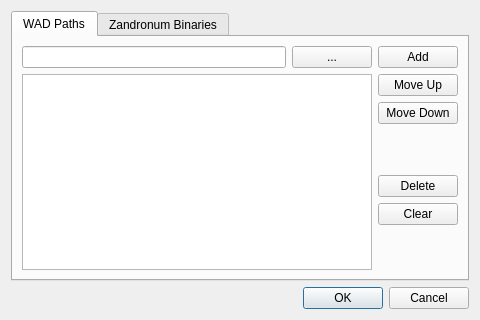
Before: the Qt Designer form src/ui/configbox.ui in crimsondusk/zcinema, drawn with Qt 5.
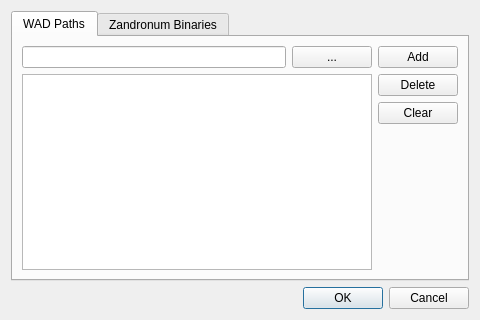
After: the same form once the commit is applied.

```diff
--- a/src/ui/configbox.ui
+++ b/src/ui/configbox.ui
@@ -59,34 +59,7 @@
          <item row="2" column="2">
           <layout class="QVBoxLayout" name="verticalLayout_2">
            <item>
-            <widget class="QPushButton" name="pushButton_5">
-             <property name="text">
-              <string>Move Up</string>
-             </property>
-            </widget>
-           </item>
-           <item>
-            <widget class="QPushButton" name="pushButton_4">
-             <property name="text">
-              <string>Move Down</string>
-             </property>
-            </widget>
-           </item>
-           <item>
-            <spacer name="verticalSpacer_2">
-             <property name="orientation">
-              <enum>Qt::Vertical</enum>
-             </property>
-             <property name="sizeHint" stdset="0">
-              <size>
-               <width>20</width>
-               <height>40</height>
-              </size>
-             </property>
-            </spacer>
-           </item>
-           <item>
-            <widget class="QPushButton" name="pushButton_2">
+            <widget class="QPushButton" name="wad_del">
              <property name="text">
               <string>Delete</string>
              </property>
```
Left out of the diff: 47 changed lines with no effect on the pictures.
